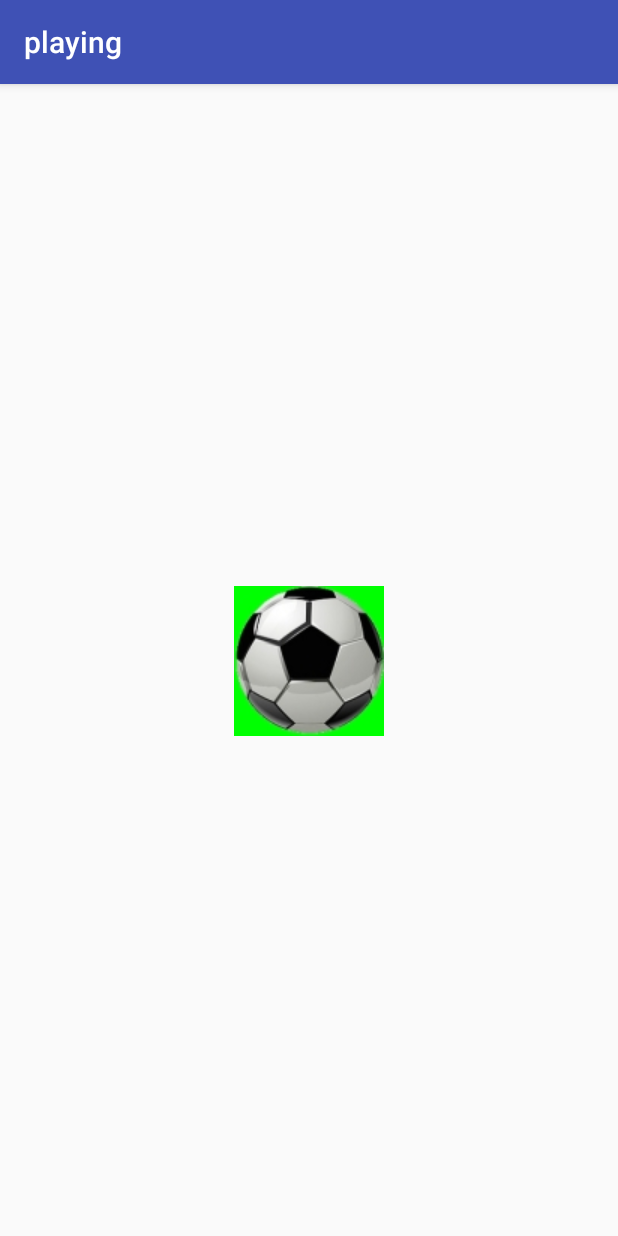
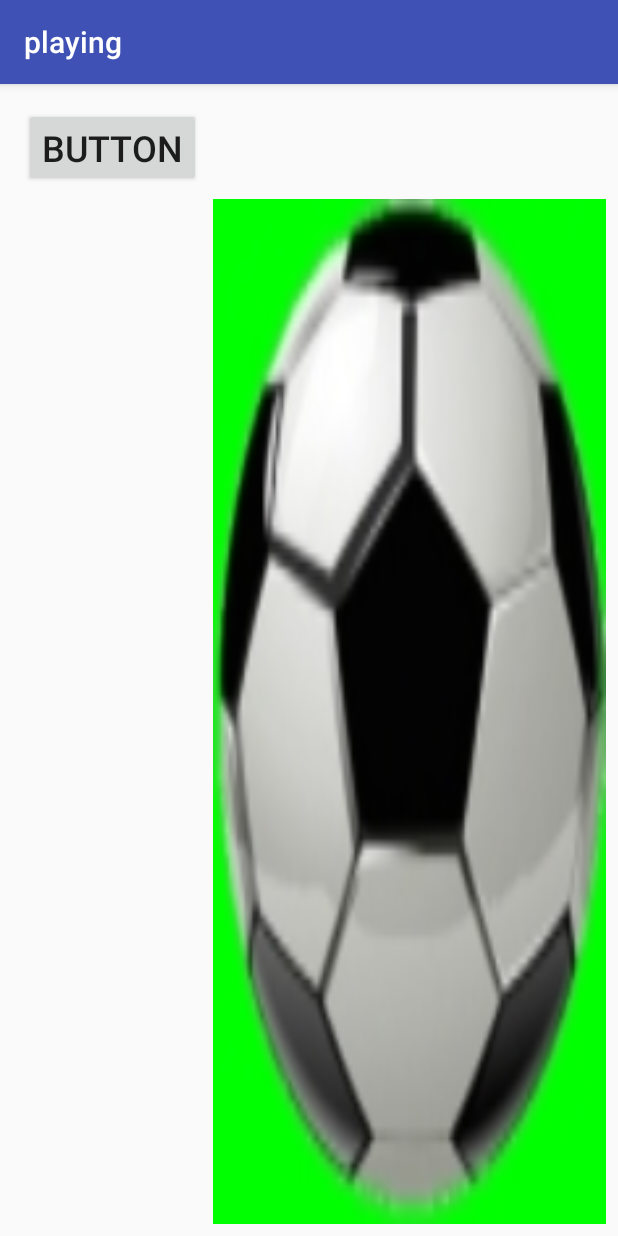
Before and after one commit to claudiosakaeshigemi/Playing, an Android app: the screen it shows after launch (MainActivity), on a phone screen of 412 x 824 dp. Run offline under Robolectric (Android 15) with nearby library versions, the phone set to English and light mode, and no system bars.

Commit message:
adicionando restrições na imagem

```diff
--- a/app/src/main/res/layout/activity_main.xml
+++ b/app/src/main/res/layout/activity_main.xml
@@ -10,17 +10,32 @@
 
     <ImageView
         android:id="@+id/imageView2"
-        android:layout_width="wrap_content"
-        android:layout_height="wrap_content"
+        android:layout_width="0dp"
+        android:layout_height="0dp"
         android:layout_marginBottom="8dp"
         android:layout_marginLeft="8dp"
         android:layout_marginRight="8dp"
         android:layout_marginTop="8dp"
+        android:contentDescription=""
         android:scaleType="fitXY"
         app:layout_constraintBottom_toBottomOf="parent"
+        app:layout_constraintLeft_toRightOf="@+id/button"
+        app:layout_constraintRight_toRightOf="parent"
+        app:layout_constraintTop_toBottomOf="@+id/button"
+        app:srcCompat="@drawable/ball_100x100"
+        tools:layout_constraintBottom_creator="1"
+        tools:layout_constraintLeft_creator="1"
+        tools:layout_constraintRight_creator="1"
+        tools:layout_constraintTop_creator="1" />
+
+    <Button
+        android:id="@+id/button"
+        android:layout_width="wrap_content"
+        android:layout_height="wrap_content"
+        android:layout_marginLeft="16dp"
+        android:layout_marginTop="16dp"
+        android:text="Button"
+        android:textSize="24sp"
         app:layout_constraintLeft_toLeftOf="parent"
-        app:layout_constraintRight_toRightOf="parent"
-        app:layout_constraintTop_toTopOf="parent"
-        app:srcCompat="@drawable/ball_100x100"
-        app:layout_constraintVertical_bias="0.501" />
+        app:layout_constraintTop_toTopOf="parent" />
 </android.support.constraint.ConstraintLayout>
```
